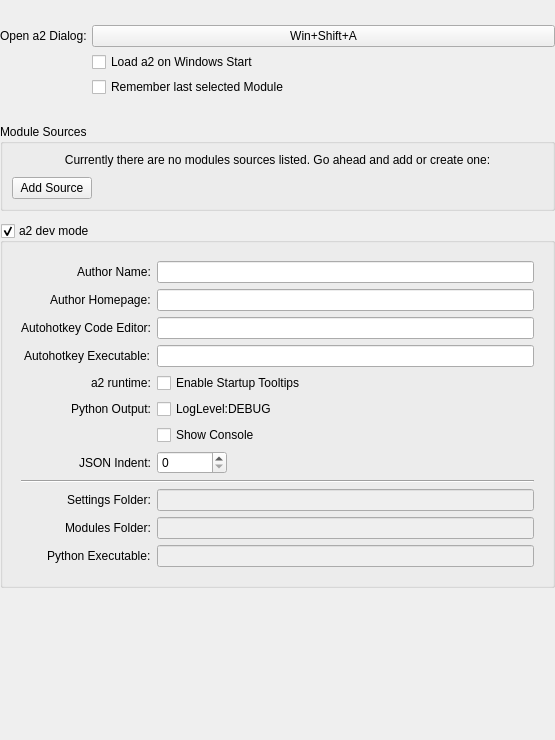
The window that ui/a2ctrl/a2settings.ui (ewerybody/a2) describes before a commit, drawn with Qt 5.
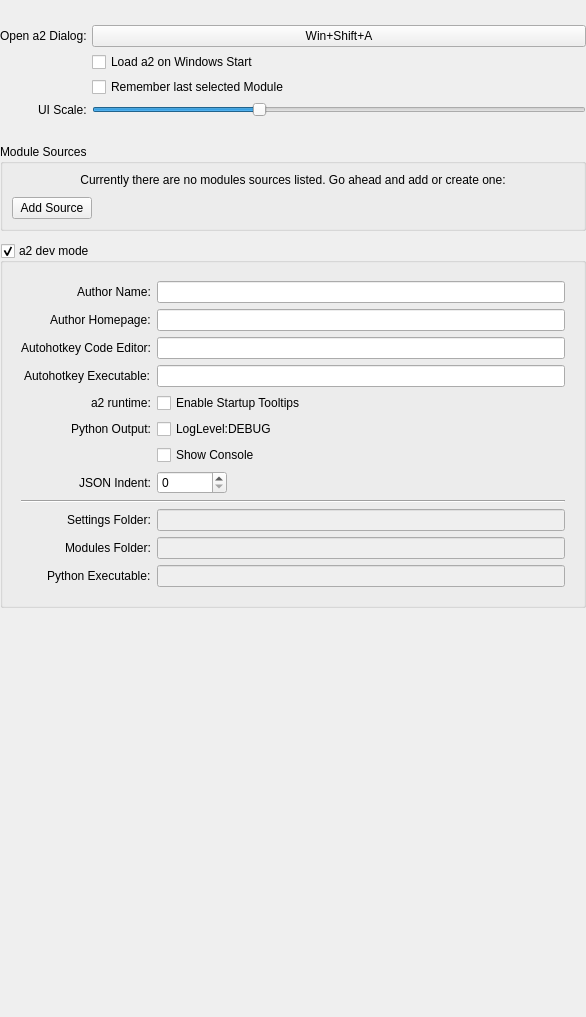
The same window after the commit. Custom widgets are drawn as their Qt base class.

Diff of the .ui file:
```diff
--- a/ui/a2ctrl/a2settings.ui
+++ b/ui/a2ctrl/a2settings.ui
@@ -6,8 +6,8 @@
    <rect>
     <x>0</x>
     <y>0</y>
-    <width>555</width>
-    <height>740</height>
+    <width>586</width>
+    <height>1017</height>
    </rect>
   </property>
   <property name="windowTitle">
@@ -25,6 +25,9 @@
      <property name="fieldGrowthPolicy">
       <enum>QFormLayout::AllNonFixedFieldsGrow</enum>
      </property>
+     <property name="labelAlignment">
+      <set>Qt::AlignRight|Qt::AlignTrailing|Qt::AlignVCenter</set>
+     </property>
      <property name="horizontalSpacing">
       <number>5</number>
      </property>
@@ -68,6 +71,29 @@
        </property>
       </widget>
      </item>
+     <item row="3" column="1">
+      <widget class="QSlider" name="ui_scale_slider">
+       <property name="minimum">
+        <number>0</number>
+       </property>
+       <property name="maximum">
+        <number>300</number>
+       </property>
+       <property name="value">
+        <number>100</number>
+       </property>
+       <property name="orientation">
+        <enum>Qt::Horizontal</enum>
+       </property>
+      </widget>
+     </item>
+     <item row="3" column="0">
+      <widget class="QLabel" name="ui_scale_label">
+       <property name="text">
+        <string>UI Scale:</string>
+       </property>
+      </widget>
+     </item>
     </layout>
    </item>
    <item>
```
